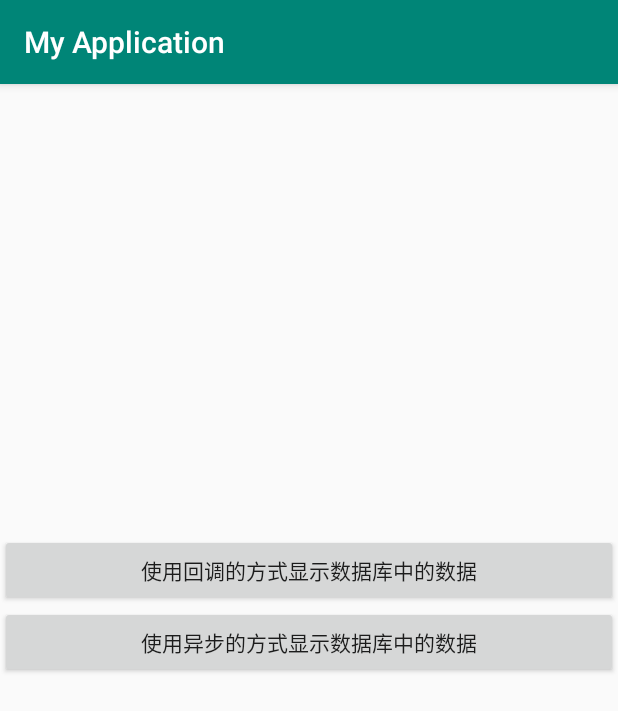
After one commit to niupuyue/RealmDemo, an Android app: the CallbackActivity screen opened directly, with no data from a screen before it, on a phone screen of 412 x 824 dp. The commit adds this screen. Shown: the top 711 px of the screen. Run offline under Robolectric (Android 15) with nearby library versions, the phone set to English and light mode, and no system bars; libraries missing offline, so code that uses them is left out: com.niupuyue.mylibrary.

Commit message:
添加realm数据库练习内容

```diff
--- a/app/src/main/AndroidManifest.xml
+++ b/app/src/main/AndroidManifest.xml
@@ -19,6 +19,7 @@
         </activity>
         <activity android:name=".officedemo.OfficeDemoActivity" />
         <activity android:name=".selfdemo.SelfDemoActivity" />
+        <activity android:name=".callbackdemo.CallbackActivity" />
     </application>
 
 </manifest>
--- a/app/src/main/java/com/paulniu/myapplication/App.java
+++ b/app/src/main/java/com/paulniu/myapplication/App.java
@@ -1,6 +1,8 @@
 package com.paulniu.myapplication;
 
 import android.app.Application;
+
+import com.niupuyue.mylibrary.utils.LibraryConstants;
 
 import io.realm.Realm;
 import io.realm.RealmConfiguration;
@@ -17,10 +19,11 @@ public class App extends Application {
     @Override
     public void onCreate() {
         super.onCreate();
+        LibraryConstants.setContext(this);
         Realm.init(this);
         RealmConfiguration config = new RealmConfiguration.Builder()
                 .name("office.realm")
-                .schemaVersion(3)
+                .schemaVersion(4)
                 .migration(new MyMigration())
                 .build();
         Realm.setDefaultConfiguration(config);
--- /dev/null
+++ b/app/src/main/java/com/paulniu/myapplication/callbackdemo/CallbackActivity.java
@@ -0,0 +1,91 @@
+package com.paulniu.myapplication.callbackdemo;
+
+import android.os.Bundle;
+import android.support.annotation.Nullable;
+import android.support.v7.app.AppCompatActivity;
+import android.view.View;
+import android.widget.Button;
+import android.widget.TextView;
+
+import com.niupuyue.mylibrary.utils.CustomToastUtility;
+import com.paulniu.myapplication.R;
+
+import java.util.List;
+
+/**
+ * Coder: niupuyue
+ * Date: 2019/7/17
+ * Time: 16:29
+ * Desc:
+ * Version:
+ */
+public class CallbackActivity extends AppCompatActivity {
+
+    private TextView tvShow;
+    private Button callback01;
+    private Button callback02;
+
+    @Override
+    protected void onCreate(@Nullable Bundle savedInstanceState) {
+        super.onCreate(savedInstanceState);
+        setContentView(R.layout.activity_callback_demo);
+        tvShow = findViewById(R.id.tvCallbackShowMsg);
+
+        callback01 = findViewById(R.id.callback01);
+        callback02 = findViewById(R.id.callback02);
+
+        callback01.setOnClickListener(new View.OnClickListener() {
+            @Override
+            public void onClick(View v) {
+
+                SQLiteHelper.getInstance().getStudents(new SQLiteHelper.ICallback() {
+                    @Override
+                    public void getStudents(List<Student> datas) {
+                        String msg = "";
+                        for (Student ss : datas) {
+                            msg += ss.toString() + "\n";
+                        }
+                        tvShow.setText(msg);
+                    }
+
+                    @Override
+                    public void onSuccess() {
+                        CustomToastUtility.makeTextSucess("获取成功");
+                    }
+
+                    @Override
+                    public void onError() {
+                        CustomToastUtility.makeTextError("获取失败");
+                    }
+                });
+            }
+        });
+
+        callback02.setOnClickListener(new View.OnClickListener() {
+            @Override
+            public void onClick(View v) {
+                SQLiteHelper.getInstance().getStudentsAsync(new SQLiteHelper.ICallback() {
+                    @Override
+                    public void getStudents(List<Student> datas) {
+                        String msg = "";
+                        for (Student ss : datas) {
+                            msg += ss.toString() + "\n";
+                        }
+                        tvShow.setText(msg);
+                    }
+
+                    @Override
+                    public void onSuccess() {
+
+                    }
+
+                    @Override
+                    public void onError() {
+
+                    }
+                });
+            }
+        });
+
+    }
+}
--- /dev/null
+++ b/app/src/main/res/layout/activity_callback_demo.xml
@@ -0,0 +1,37 @@
+<?xml version="1.0" encoding="utf-8"?>
+<LinearLayout xmlns:android="http://schemas.android.com/apk/res/android"
+    android:layout_width="match_parent"
+    android:layout_height="match_parent"
+    android:orientation="vertical">
+
+    <ScrollView
+        android:layout_width="match_parent"
+        android:layout_height="match_parent">
+
+        <LinearLayout
+            android:layout_width="match_parent"
+            android:layout_height="match_parent"
+            android:orientation="vertical">
+
+            <TextView
+                android:id="@+id/tvCallbackShowMsg"
+                android:layout_width="match_parent"
+                android:layout_height="300dp" />
+
+            <Button
+                android:id="@+id/callback01"
+                android:layout_width="match_parent"
+                android:layout_height="wrap_content"
+                android:text="使用回调的方式显示数据库中的数据" />
+
+            <Button
+                android:layout_width="match_parent"
+                android:layout_height="wrap_content"
+                android:id="@+id/callback02"
+                android:text="使用异步的方式显示数据库中的数据"/>
+
+        </LinearLayout>
+
+    </ScrollView>
+
+</LinearLayout>
--- a/app/src/main/res/layout/activity_main.xml
+++ b/app/src/main/res/layout/activity_main.xml
@@ -19,4 +19,10 @@
         android:layout_height="wrap_content"
         android:text="自己的小例子" />
 
+    <Button
+        android:layout_width="match_parent"
+        android:layout_height="wrap_content"
+        android:id="@+id/btn_callback"
+        android:text="带有回调的例子"/>
+
 </LinearLayout>
```
Also changed, not shown: app/src/main/java/com/paulniu/myapplication/MainActivity.java (+9 -0 lines), app/src/main/java/com/paulniu/myapplication/MyMigration.java (+14 -2 lines), app/src/main/java/com/paulniu/myapplication/callbackdemo/SQLiteHelper.java (added, +161 -0 lines), app/src/main/java/com/paulniu/myapplication/callbackdemo/Student.java (added, +89 -0 lines).
